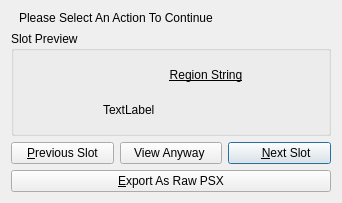
Before: the Qt Designer form errbox.ui in sithlord48/blackchocobo, drawn with Qt 5.
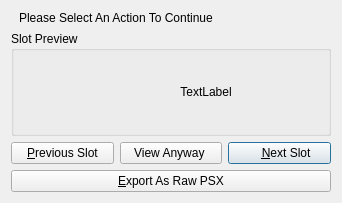
After: the same form once the commit is applied. Icons and pictures are not drawn.

What changed in the file:
```diff
--- a/errbox.ui
+++ b/errbox.ui
@@ -88,26 +88,14 @@
       </item>
       <item>
        <layout class="QVBoxLayout" name="verticalLayout_3">
-        <item>
-         <widget class="QLabel" name="label_2">
-          <property name="font">
-           <font>
-            <underline>true</underline>
-           </font>
-          </property>
-          <property name="text">
-           <string>Region String</string>
-          </property>
-          <property name="alignment">
-           <set>Qt::AlignCenter</set>
-          </property>
-         </widget>
-        </item>
         <item>
          <widget class="QLabel" name="lbl_regionstring">
           <property name="text">
            <string notr="true">TextLabel</string>
           </property>
+          <property name="alignment">
+           <set>Qt::AlignCenter</set>
+          </property>
           <property name="indent">
            <number>10</number>
           </property>
```
